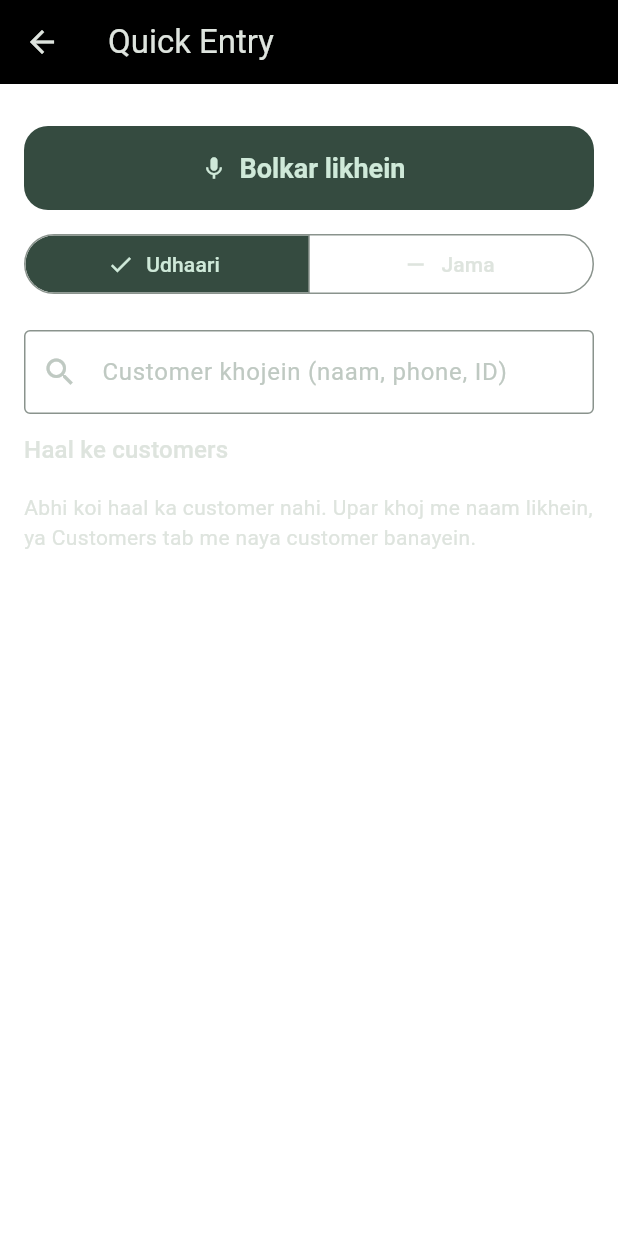
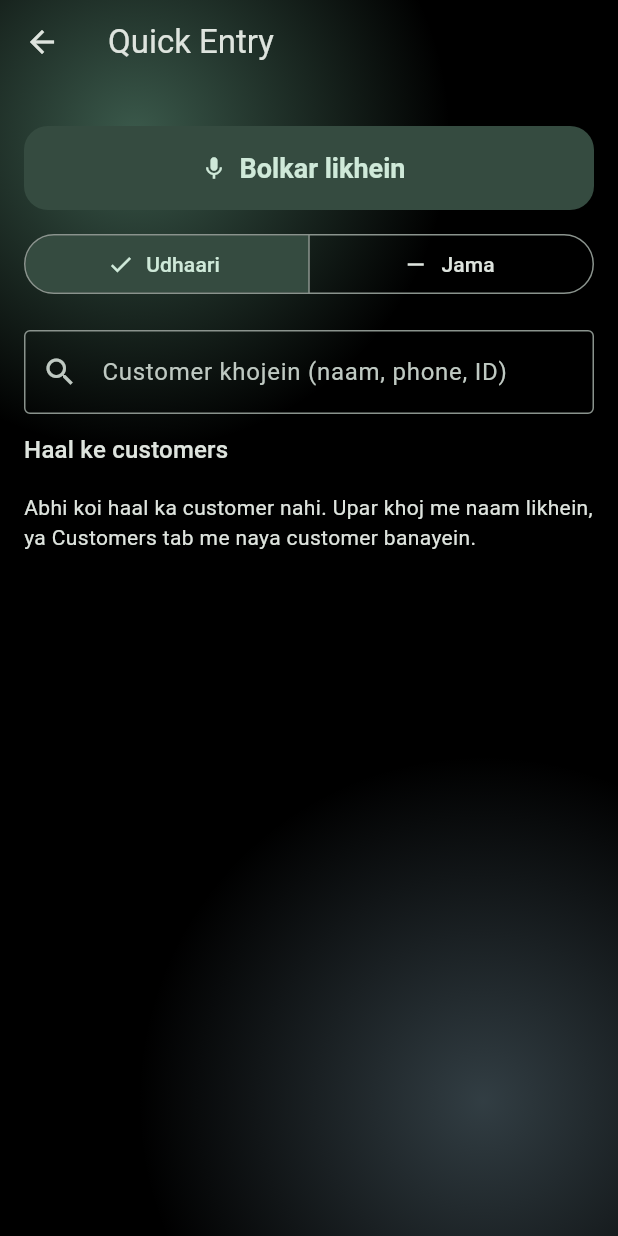
Before and after one commit to kashyap276403-sys/Khaata-, a Flutter app: the screen it shows after launch, after a tap on "Udhaari", on a phone screen of 412 x 824 dp. Run offline on Flutter 3.47's test engine with Material 3 defaults, Android fonts, the phone set to English and light mode, and no system bars; our stand-ins replace package_info_plus, pdf, share_plus, shared_preferences, speech_to_text, sqflite; accounts and stored records are empty.

Commit message:
Glass look on every screen: shared glow background via page transitions, transparent scaffolds/app bars
Co-Authored-By: Claude Sonnet 5.5 <noreply@anthropic.com>
Claude-Session: https://claude.ai/code/session_01BYDh3iF3Nc3sLjk6kFT2ep

```diff
--- a/lib/screens/app_shell.dart
+++ b/lib/screens/app_shell.dart
@@ -4,7 +4,6 @@ import 'package:flutter/material.dart';
 
 import '../app.dart' show SettingsScope;
 import '../l10n/strings.dart';
-import '../widgets/glass.dart';
 
 import 'customers_screen.dart';
 import 'home_screen.dart';
@@ -35,10 +34,8 @@ class _AppShellState extends State<AppShell> {
     return Scaffold(
       extendBody: true,
       backgroundColor: Colors.transparent,
-      body: AuraBackground(
-        child: SafeArea(
-          child: IndexedStack(index: _index, children: _pages),
-        ),
+      body: SafeArea(
+        child: IndexedStack(index: _index, children: _pages),
       ),
       bottomNavigationBar: ListenableBuilder(
         listenable: SettingsScope.of(context),
--- a/lib/theme/app_theme.dart
+++ b/lib/theme/app_theme.dart
@@ -1,4 +1,31 @@
 import 'package:flutter/material.dart';
+
+import '../widgets/glass.dart';
+
+/// Wraps every page in the ambient glow background so all screens (not just
+/// the main tabs) share the same black glass look.
+class _AuraTransitions extends PageTransitionsBuilder {
+  const _AuraTransitions();
+
+  static const PageTransitionsBuilder _base = ZoomPageTransitionsBuilder();
+
+  @override
+  Widget buildTransitions<T>(
+    PageRoute<T> route,
+    BuildContext context,
+    Animation<double> animation,
+    Animation<double> secondaryAnimation,
+    Widget child,
+  ) {
+    return _base.buildTransitions<T>(
+      route,
+      context,
+      animation,
+      secondaryAnimation,
+      AuraBackground(child: child),
+    );
+  }
+}
 
 /// Emerald + warm ivory brand theme.
 class AppTheme {
@@ -32,7 +59,21 @@ class AppTheme {
     return ThemeData(
       useMaterial3: true,
       colorScheme: scheme,
-      scaffoldBackgroundColor: scheme.surface,
+      scaffoldBackgroundColor: Colors.transparent,
+      pageTransitionsTheme: const PageTransitionsTheme(
+        builders: {
+          TargetPlatform.android: _AuraTransitions(),
+          TargetPlatform.iOS: _AuraTransitions(),
+          TargetPlatform.linux: _AuraTransitions(),
+          TargetPlatform.macOS: _AuraTransitions(),
+          TargetPlatform.windows: _AuraTransitions(),
+          TargetPlatform.fuchsia: _AuraTransitions(),
+        },
+      ),
+      bottomSheetTheme: BottomSheetThemeData(
+        backgroundColor: scheme.surfaceContainer,
+        surfaceTintColor: Colors.transparent,
+      ),
       navigationBarTheme: NavigationBarThemeData(
         backgroundColor: Colors.transparent,
         elevation: 0,
@@ -41,7 +82,7 @@ class AppTheme {
       appBarTheme: AppBarTheme(
         scrolledUnderElevation: 0,
         surfaceTintColor: Colors.transparent,
-        backgroundColor: scheme.surface,
+        backgroundColor: Colors.transparent,
         foregroundColor: scheme.onSurface,
         elevation: 0,
         centerTitle: false,
```
